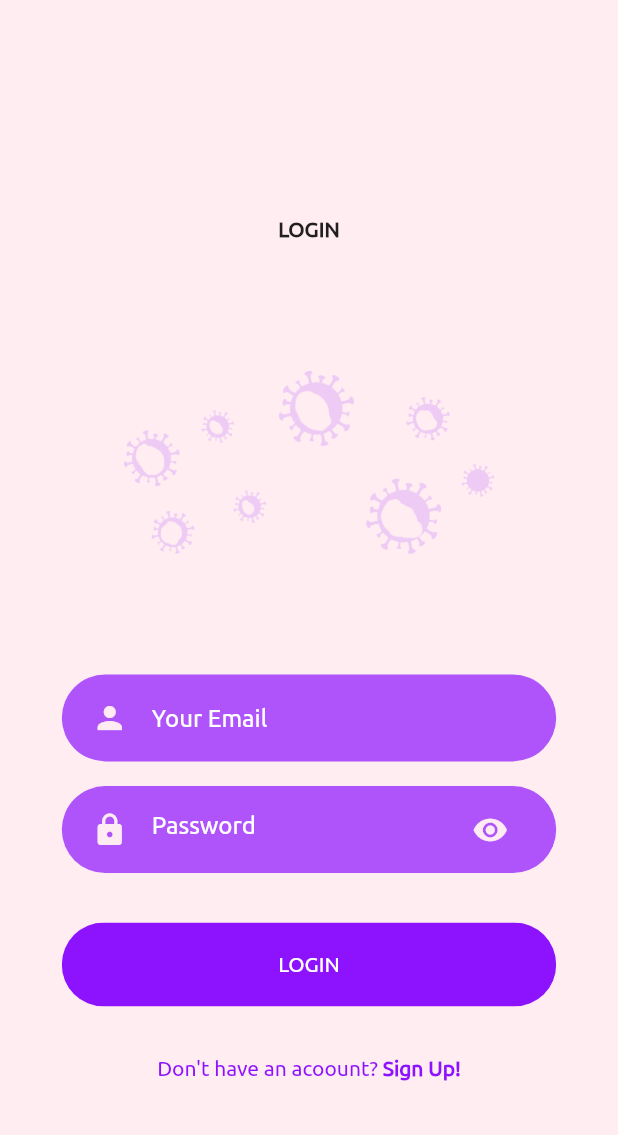
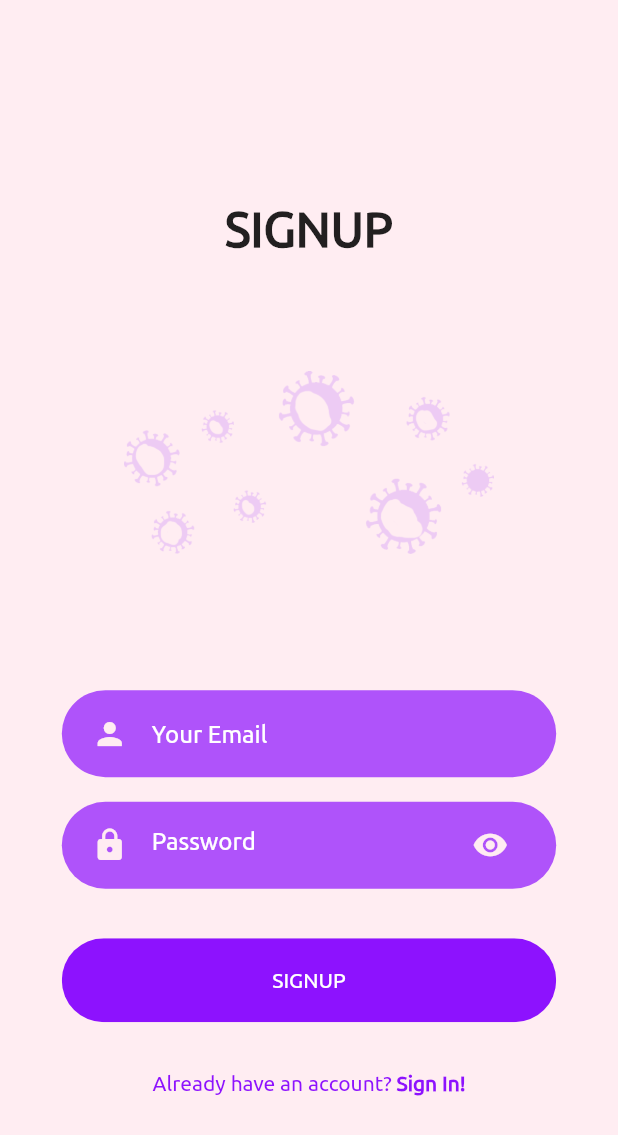
Before and after one commit to dmorka/covid19_app, a Flutter app: the LoginPage screen opened directly, after a tap on "Sign Up!", on a phone screen of 412 x 824 dp. Shown: the top 1135 px of the screen. Run offline on Flutter 3.47's test engine with Material 2 defaults, Android fonts, the phone set to English and light mode, and no system bars; our stand-ins replace charts_flutter.

Commit message:
added signup page

```diff
--- a/lib/components/already_have_an_account_check.dart
+++ b/lib/components/already_have_an_account_check.dart
@@ -16,13 +16,13 @@ class AlreadyHaveAnAccountCheck extends StatelessWidget {
       mainAxisAlignment: MainAxisAlignment.center,
       children: <Widget>[
         Text(
-          login ? "Don't have an acoount?" : "Already have an account!",
+          login ? "Don't have an acoount?" : "Already have an account?",
           style: TextStyle(color: mainColor),
         ),
         GestureDetector(
           onTap: press,
           child: Text(
-            login ? " Sign Up!" : "Sign In.",
+            login ? " Sign Up!" : " Sign In!",
             style: TextStyle(color: mainColor, fontWeight: FontWeight.bold),
           ),
         ),
--- /dev/null
+++ b/lib/components/body_login.dart
@@ -0,0 +1,61 @@
+import 'package:covid19_app/components/rounded_button.dart';
+import 'package:covid19_app/components/rounded_input_field.dart';
+import 'package:covid19_app/components/rounded_password_field.dart';
+import 'package:covid19_app/pages/sign_up_page.dart';
+import 'package:flutter/material.dart';
+import 'package:covid19_app/components/background.dart';
+import 'package:covid19_app/components/already_have_an_account_check.dart';
+
+class Body extends StatelessWidget {
+  const Body({
+    Key key,
+  }) : super(key: key);
+
+  @override
+  Widget build(BuildContext context) {
+    Size size = MediaQuery.of(context).size;
+    return Background(
+      child: SingleChildScrollView(
+        child: Column(
+          mainAxisAlignment: MainAxisAlignment.center,
+          children: <Widget>[
+            SizedBox(height: size.height * 0.05),
+            Container(
+              child: Text(
+                "LOGIN",
+                style: TextStyle(fontWeight: FontWeight.bold, fontSize: 32),
+              ),
+            ),
+            SizedBox(height: size.height * 0.35),
+            RoundedInputField(
+              hintText: "Your Email",
+              onChanged: (value) {},
+            ),
+            SizedBox(height: size.height * 0.02),
+            RoundedPasswordField(
+              onChanged: (value) {},
+            ),
+            SizedBox(height: size.height * 0.04),
+            RoundedButton(
+              text: "LOGIN",
+              press: () {},
+            ),
+            SizedBox(height: size.height * 0.04),
+            AlreadyHaveAnAccountCheck(
+              press: () {
+                Navigator.push(
+                  context,
+                  MaterialPageRoute(
+                    builder: (context) {
+                      return SignUpPage();
+                    },
+                  ),
+                );
+              },
+            ),
+          ],
+        ),
+      ),
+    );
+  }
+}
--- /dev/null
+++ b/lib/components/body_signup.dart
@@ -0,0 +1,65 @@
+import 'package:covid19_app/components/rounded_button.dart';
+import 'package:covid19_app/components/rounded_input_field.dart';
+import 'package:covid19_app/components/rounded_password_field.dart';
+import 'package:covid19_app/core/consts.dart';
+import 'package:covid19_app/pages/login_page.dart';
+import 'package:flutter/cupertino.dart';
+import 'package:flutter/material.dart';
+import 'package:covid19_app/components/background.dart';
+import 'package:covid19_app/components/already_have_an_account_check.dart';
+import 'package:covid19_app/components/or_divider.dart';
+
+class Body extends StatelessWidget {
+  const Body({
+    Key key,
+  }) : super(key: key);
+
+  @override
+  Widget build(BuildContext context) {
+    Size size = MediaQuery.of(context).size;
+    return Background(
+      child: SingleChildScrollView(
+        child: Column(
+          mainAxisAlignment: MainAxisAlignment.center,
+          children: <Widget>[
+            SizedBox(height: size.height * 0.05),
+            Container(
+              child: Text(
+                "SIGNUP",
+                style: TextStyle(fontWeight: FontWeight.bold, fontSize: 32),
+              ),
+            ),
+            SizedBox(height: size.height * 0.35),
+            RoundedInputField(
+              hintText: "Your Email",
+              onChanged: (value) {},
+            ),
+            SizedBox(height: size.height * 0.02),
+            RoundedPasswordField(
+              onChanged: (value) {},
+            ),
+            SizedBox(height: size.height * 0.04),
+            RoundedButton(
+              text: "SIGNUP",
+              press: () {},
+            ),
+            SizedBox(height: size.height * 0.04),
+            AlreadyHaveAnAccountCheck(
+              login: false,
+              press: () {
+                Navigator.push(
+                  context,
+                  MaterialPageRoute(
+                    builder: (context) {
+                      return LoginPage();
+                    },
+                  ),
+                );
+              },
+            ),
+          ],
+        ),
+      ),
+    );
+  }
+}
--- a/lib/pages/login_page.dart
+++ b/lib/pages/login_page.dart
@@ -1,52 +1,13 @@
-import 'package:covid19_app/components/already_have_an_account_check.dart';
-import 'package:covid19_app/components/background.dart';
-import 'package:covid19_app/components/rounded_button.dart';
-import 'package:covid19_app/components/rounded_input_field.dart';
-import 'package:covid19_app/components/rounded_password_field.dart';
-import 'package:covid19_app/components/text_field_container.dart';
+import 'package:covid19_app/components/body_login.dart';
 import 'package:covid19_app/core/consts.dart';
 import 'package:flutter/material.dart';
 
 class LoginPage extends StatelessWidget {
   @override
   Widget build(BuildContext context) {
-    Size size = MediaQuery.of(context).size;
     return Scaffold(
       backgroundColor: backgroundColor,
-      body: Background(
-        child: SingleChildScrollView(
-          child: Column(
-            mainAxisAlignment: MainAxisAlignment.center,
-            children: <Widget>[
-              SizedBox(height: size.height * 0.05),
-              Container(
-                child: Text(
-                  "LOGIN",
-                  style: TextStyle(fontWeight: FontWeight.bold),
-                ),
-              ),
-              SizedBox(height: size.height * 0.35),
-              RoundedInputField(
-                hintText: "Your Email",
-                onChanged: (value) {},
-              ),
-              SizedBox(height: size.height * 0.02),
-              RoundedPasswordField(
-                onChanged: (value) {},
-              ),
-              SizedBox(height: size.height * 0.04),
-              RoundedButton(
-                text: "LOGIN",
-                press: () {},
-              ),
-              SizedBox(height: size.height * 0.04),
-              AlreadyHaveAnAccountCheck(
-                press: () {},
-              ),
-            ],
-          ),
-        ),
-      ),
+      body: Body(),
     );
   }
 }
--- a/lib/pages/sign_up_page.dart
+++ b/lib/pages/sign_up_page.dart
@@ -0,0 +1,13 @@
+import 'package:covid19_app/components/body_signup.dart';
+import 'package:covid19_app/core/consts.dart';
+import 'package:flutter/material.dart';
+
+class SignUpPage extends StatelessWidget {
+  @override
+  Widget build(BuildContext context) {
+    return Scaffold(
+      backgroundColor: backgroundColor,
+      body: Body(),
+    );
+  }
+}
```
Also changed, not shown: lib/components/or_divider.dart (added, +31 -0 lines).
